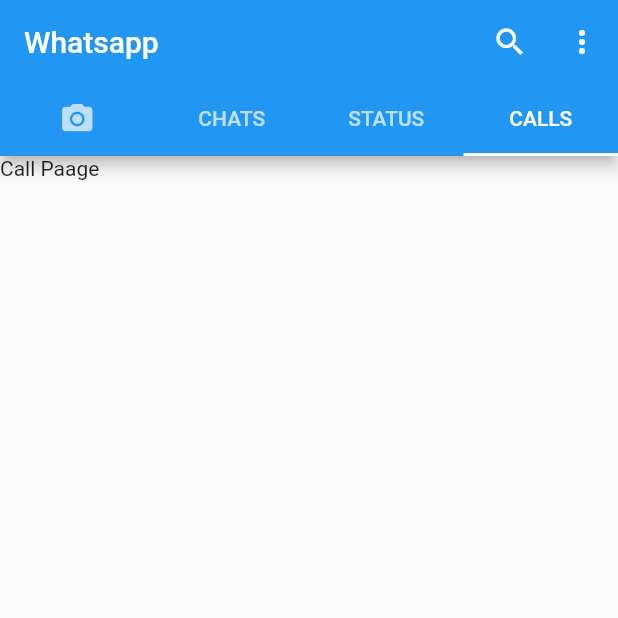
After one commit to avijeetpandey/whatsapp_flutter_clone, a Flutter app: the screen it shows after launch, tab 4 chosen, on a phone screen of 412 x 824 dp, the top half of it. The commit adds this screen. Run offline on Flutter 3.47's test engine with Material 2 defaults, Android fonts, the phone set to English and light mode, and no system bars; our stand-ins replace bubble.

Commit message:
Add: CallModel and page

```diff
--- /dev/null
+++ b/lib/pages/callPage.dart
@@ -0,0 +1,15 @@
+import 'package:flutter/material.dart';
+
+class CallPage extends StatefulWidget {
+  const CallPage({Key? key}) : super(key: key);
+
+  @override
+  State<CallPage> createState() => CallPageState();
+}
+
+class CallPageState extends State<CallPage> {
+  @override
+  Widget build(BuildContext context) {
+    return const Text("Call Paage");
+  }
+}
--- a/lib/pages/home.dart
+++ b/lib/pages/home.dart
@@ -1,4 +1,5 @@
 import 'package:flutter/material.dart';
+import 'package:whatsapp_clone/pages/callPage.dart';
 import 'package:whatsapp_clone/pages/chat.dart';
 
 class HomePage extends StatefulWidget {
@@ -59,7 +60,7 @@ class HomePageState extends State<HomePage>
           Text('CAMERA'),
           ChatPage(),
           Text('STATUS'),
-          Text('CALLS')
+          CallPage(),
         ],
       ),
     );
```
Also changed, not shown: lib/models/callModel.dart (added, +15 -0 lines).
